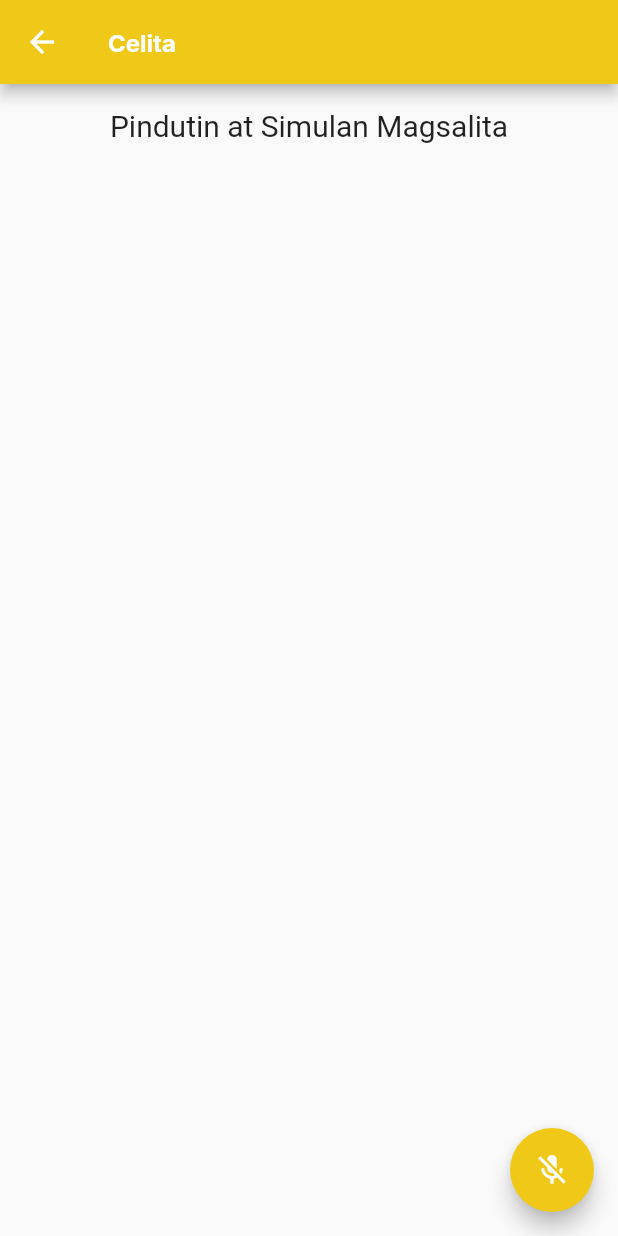
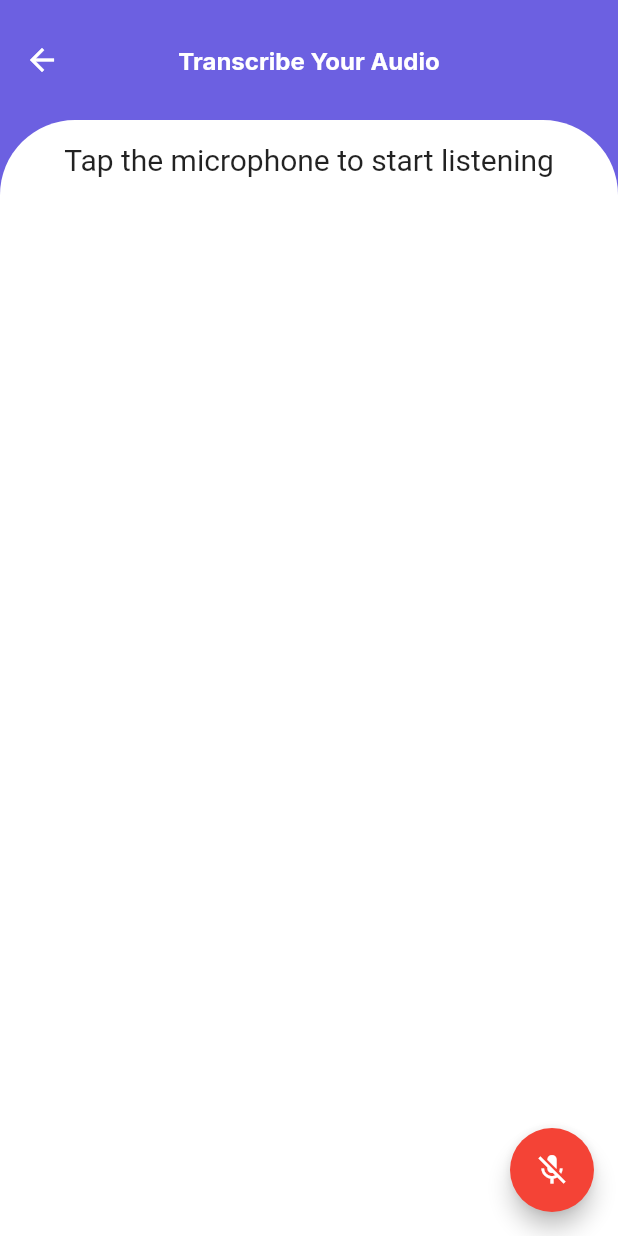
Before and after one commit to mynrjad/celita_app, a Flutter app: the HomePage screen opened directly, on a phone screen of 412 x 824 dp. Run offline on Flutter 3.47's test engine with Material 2 defaults, Android fonts, the phone set to English and light mode, and no system bars; our stand-ins replace get, google_fonts, liquid_swipe, loading_indicator, rive, smooth_page_indicator and 1 more.

```diff
--- a/lib/components/features/authentication/screens/translation_screen/translation_screen.dart
+++ b/lib/components/features/authentication/screens/translation_screen/translation_screen.dart
@@ -1,7 +1,9 @@
+import 'dart:async';
+
 import 'package:flutter/material.dart';
+import 'package:flutter/services.dart';
+import 'package:loading_indicator/loading_indicator.dart';
 import 'package:speech_to_text/speech_to_text.dart';
-
-import '../../../../constants/colors.dart';
 
 class HomePage extends StatefulWidget {
   const HomePage({super.key});
@@ -12,7 +14,6 @@ class HomePage extends StatefulWidget {
 
 class _HomePageState extends State<HomePage> {
   final SpeechToText _speechToText = SpeechToText();
-
   bool _speechEnabled = false;
   String _wordsSpoken = "";
   double _confidenceLevel = 0;
@@ -50,66 +51,73 @@ class _HomePageState extends State<HomePage> {
   @override
   Widget build(BuildContext context) {
     return Scaffold(
+        backgroundColor: const Color.fromARGB(255, 108, 96, 225),
         appBar: AppBar(
-        backgroundColor: CEppPrimaryColor,
-        title: Text(
-          'Celita',
-          style: TextStyle(
+          toolbarHeight: 80,
+          backgroundColor: const Color.fromARGB(255, 108, 96, 225),
+          elevation: 0,
+          centerTitle: true,
+          title: const Text('Transcribe Your Audio'),
+        ),
+        body: SingleChildScrollView(
+          child: Container(
+            height: MediaQuery.of(context).size.height,
+            width: MediaQuery.of(context).size.width,
+            decoration: const BoxDecoration(
               color: Colors.white,
+              borderRadius: BorderRadius.only(
+                topRight: Radius.circular(50),
+                topLeft: Radius.circular(50),
               ),
             ),
-      ),
-      body: Center(
+            child: Center(
               child: Column(
-          children: [
-            Container(
-              padding: EdgeInsets.all(16),
+                mainAxisAlignment: MainAxisAlignment.start,
+                children: <Widget>[
+                  Padding(
+                    padding: const EdgeInsets.all(15.0),
                     child: Text(
                       _speechToText.isListening
-                    ? "Nakikinig..."
+                          ? "Listening..."
                           : _speechEnabled
-                    ? "Pindutin at Simulan Magsalita"
-                    : "Walang Speech_to_Text Recognition",
-                style: TextStyle(fontSize: 20.0),
+                              ? "Tap the microphone to start listening"
+                              : "Speech Recognition not available",
+                      style: const TextStyle(fontSize: 20),
                     ),
                   ),
                   Expanded(
-              child: Container(
-                padding: EdgeInsets.all(16),
+                    child: Padding(
+                      padding: const EdgeInsets.all(15.0),
                       child: Text(
                         _wordsSpoken,
                         style: const TextStyle(
-                    fontSize: 25,
-                    fontWeight: FontWeight.w300,
-                  ),
+                            fontSize: 20, fontWeight: FontWeight.w300),
                       ),
                     ),
                   ),
                   if (_speechToText.isNotListening && _confidenceLevel > 0)
                     Padding(
-                padding: const EdgeInsets.only(
-                  bottom: 100,
-                ),
+                      padding: const EdgeInsets.only(bottom: 50),
                       child: Text(
-                  "Confidence: ${(_confidenceLevel * 100).toStringAsFixed(1)}%",
-                  style: TextStyle(
-                    fontSize: 30,
-                    fontWeight: FontWeight.w200,
+                        "Confidence Level: ${(_confidenceLevel * 100).toStringAsFixed(1)}%",
+                        style: const TextStyle(
+                            fontSize: 30, fontWeight: FontWeight.w200),
                       ),
                     ),
-              )
                 ],
               ),
             ),
+          ),
+        ),
         floatingActionButton: FloatingActionButton(
-        onPressed: _speechToText.isListening ? _stopListening : _startListening,
+          onPressed:
+              _speechToText.isListening ? _stopListening : _startListening,
           tooltip: 'Listen',
+          backgroundColor: Colors.red,
           child: Icon(
             _speechToText.isNotListening ? Icons.mic_off : Icons.mic,
             color: Colors.white,
           ),
-        backgroundColor: CEppPrimaryColor,
-      ),
-    );
+        ));
   }
 }
--- a/pubspec.yaml
+++ b/pubspec.yaml
@@ -18,7 +18,9 @@ dependencies:
   liquid_swipe: ^3.1.0
   smooth_page_indicator: ^1.1.0
   popup_banner: ^1.0.0
-  speech_to_text: ^6.3.0
+  speech_to_text: ^6.4.0
+  permission_handler: ^11.0.1
+  loading_indicator: ^3.1.1
 
 dev_dependencies:
   flutter_test:
```
Also changed, not shown: pubspec.lock, 7 other files. Lines whose indentation alone changed are shown as unchanged.
